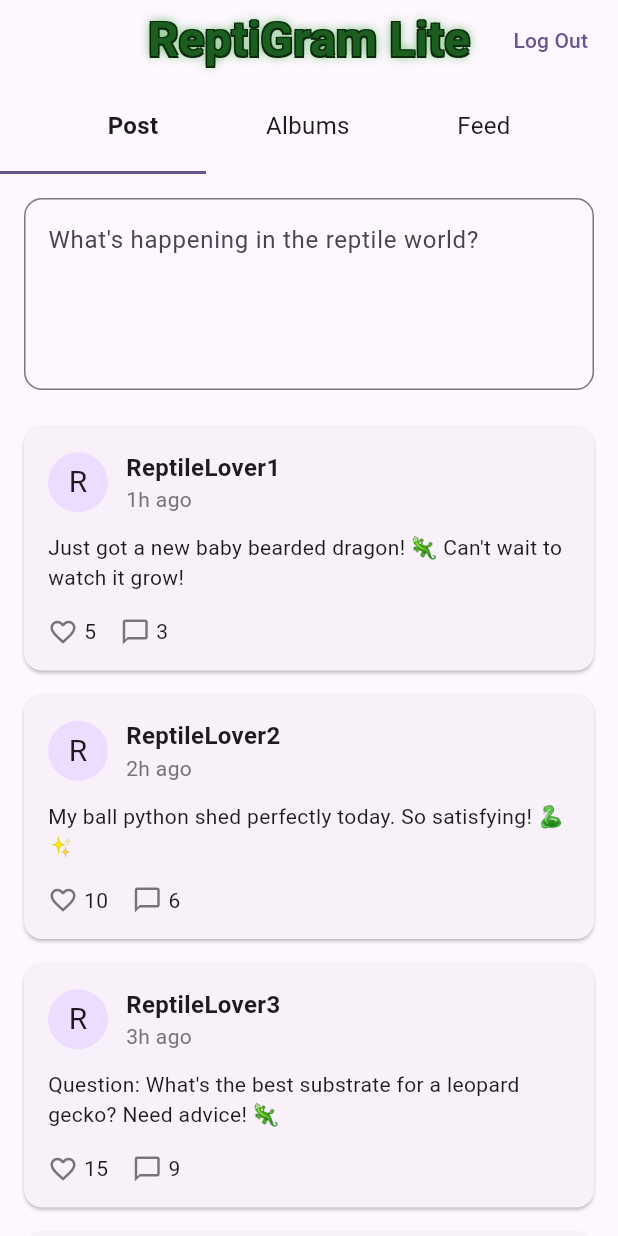
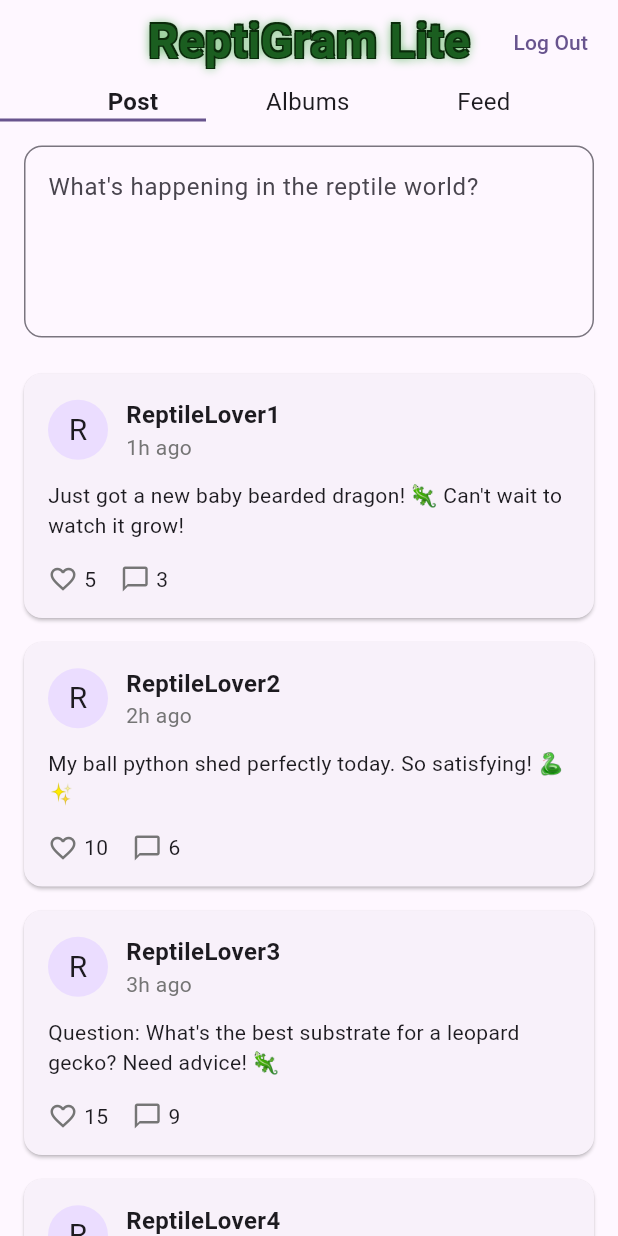
Before and after one commit to FelipeJuarezJr/flutter-reptigram-lite, a Flutter app: the PostPage screen opened directly, on a phone screen of 412 x 824 dp. Run offline on Flutter 3.47's test engine with Material 3 defaults, Android fonts, the phone set to English and light mode, and no system bars.

Commit message:
Updated Feed Page nav icons

```diff
--- a/lib/main.dart
+++ b/lib/main.dart
@@ -163,12 +163,76 @@ class _PostPageState extends State<PostPage> {
     super.dispose();
   }
 
+  Widget _buildCommonNavMenu() {
+    return Column(
+      children: [
+        Row(
+          mainAxisAlignment: MainAxisAlignment.spaceEvenly,
+          children: [
+            _buildNavItem('Post', 0),
+            _buildNavItem('Albums', 1),
+            _buildNavItem('Feed', 2),
+          ],
+        ),
+        Container(
+          width: double.infinity,
+          height: 2,
+          child: Stack(
+            children: [
+              Positioned(
+                left: _selectedIndex * (MediaQuery.of(context).size.width / 3),
+                width: MediaQuery.of(context).size.width / 3,
+                child: Container(
+                  height: 2,
+                  color: Theme.of(context).colorScheme.primary,
+                ),
+              ),
+            ],
+          ),
+        ),
+        if (_selectedIndex == 2) // Only show icons for Feed Page
+          Container(
+            padding: const EdgeInsets.symmetric(vertical: 10),
+            child: Row(
+              mainAxisAlignment: MainAxisAlignment.spaceEvenly,
+              children: [
+                IconButton(
+                  icon: const Icon(Icons.grid_on),
+                  color: const Color(0xFF1B5E20),
+                  onPressed: () {},
+                ),
+                IconButton(
+                  icon: const Icon(Icons.star),
+                  color: const Color(0xFF1B5E20),
+                  onPressed: () {},
+                ),
+                IconButton(
+                  icon: const Icon(Icons.play_circle_outline),
+                  color: const Color(0xFF1B5E20),
+                  onPressed: () {},
+                ),
+                IconButton(
+                  icon: const Icon(Icons.person_outline),
+                  color: const Color(0xFF1B5E20),
+                  onPressed: () {},
+                ),
+              ],
+            ),
+          ),
+      ],
+    );
+  }
+
   @override
   Widget build(BuildContext context) {
     Widget currentPage;
     switch (_selectedIndex) {
       case 0:
-        currentPage = ListView(
+        currentPage = Column(
+          children: [
+            _buildCommonNavMenu(),
+            Expanded(
+              child: ListView(
                 children: [
                   Padding(
                     padding: const EdgeInsets.all(16.0),
@@ -190,13 +254,26 @@ class _PostPageState extends State<PostPage> {
                     comments: (index + 1) * 3,
                   )),
                 ],
+              ),
+            ),
+          ],
         );
         break;
       case 1:
-        currentPage = const AlbumsPage();
+        currentPage = Column(
+          children: [
+            _buildCommonNavMenu(),
+            const Expanded(child: AlbumsPage()),
+          ],
+        );
         break;
       case 2:
-        currentPage = const FeedPage();
+        currentPage = Column(
+          children: [
+            _buildCommonNavMenu(),
+            const Expanded(child: FeedPage()),
+          ],
+        );
         break;
       default:
         currentPage = const SizedBox.shrink();
@@ -218,7 +295,7 @@ class _PostPageState extends State<PostPage> {
                 color: Color(0xFF4CAF50),
                 blurRadius: 8.0,
               ),
-              Shadow(offset: Offset(-1, -1), color: Color(0xFF0A2A0A)), // Very dark green
+              Shadow(offset: Offset(-1, -1), color: Color(0xFF0A2A0A)),
               Shadow(offset: Offset(1, -1), color: Color(0xFF0A2A0A)),
               Shadow(offset: Offset(1, 1), color: Color(0xFF0A2A0A)),
               Shadow(offset: Offset(-1, 1), color: Color(0xFF0A2A0A)),
@@ -237,43 +314,6 @@ class _PostPageState extends State<PostPage> {
           ),
           const SizedBox(width: 8),
         ],
-        bottom: PreferredSize(
-          preferredSize: const Size.fromHeight(60),
-          child: Container(
-            color: Theme.of(context).scaffoldBackgroundColor,
-            child: Column(
-              children: [
-                SizedBox(
-                  height: 60,
-                  child: Row(
-                    mainAxisAlignment: MainAxisAlignment.spaceEvenly,
-                    children: [
-                      _buildNavItem('Post', 0),
-                      _buildNavItem('Albums', 1),
-                      _buildNavItem('Feed', 2),
-                    ],
-                  ),
-                ),
-                Container(
-                  width: double.infinity,
-                  height: 2,
-                  child: Stack(
-                    children: [
-                      Positioned(
-                        left: _selectedIndex * (MediaQuery.of(context).size.width / 3),
-                        width: MediaQuery.of(context).size.width / 3,
-                        child: Container(
-                          height: 2,
-                          color: Theme.of(context).colorScheme.primary,
-                        ),
-                      ),
-                    ],
-                  ),
-                ),
-              ],
-            ),
-          ),
-        ),
       ),
       body: currentPage,
     );
@@ -496,15 +536,15 @@ class _AlbumsPageState extends State<AlbumsPage> {
 }
 
 class FeedPage extends StatefulWidget {
-  const FeedPage({super.key});
+  const FeedPage({Key? key}) : super(key: key);
 
   @override
-  State<FeedPage> createState() => _FeedPageState();
+  _FeedPageState createState() => _FeedPageState();
 }
 
 class _FeedPageState extends State<FeedPage> {
   final List<String> contentTypes = List.generate(30, (index) =>
-    index % 3 == 0 ? 'video' : 'image'
+    index % 2 == 0 ? 'photo' : 'video'
   );
   Set<int> hoveredIndices = {};
 
```
Lines whose indentation alone changed are shown as unchanged.
